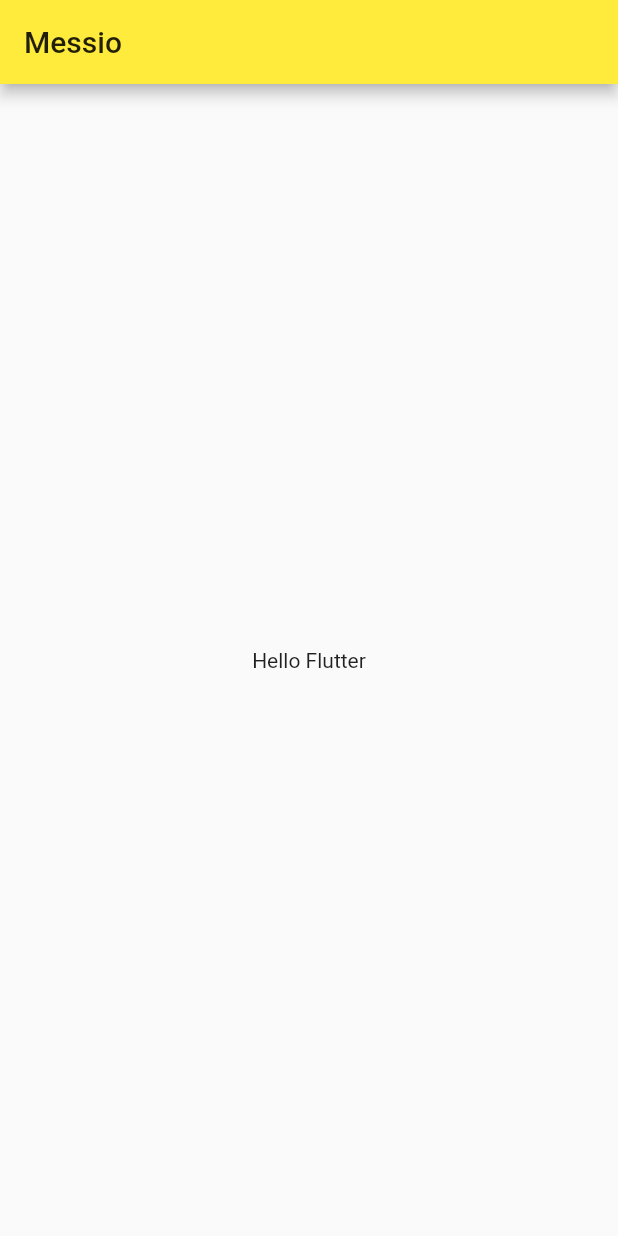
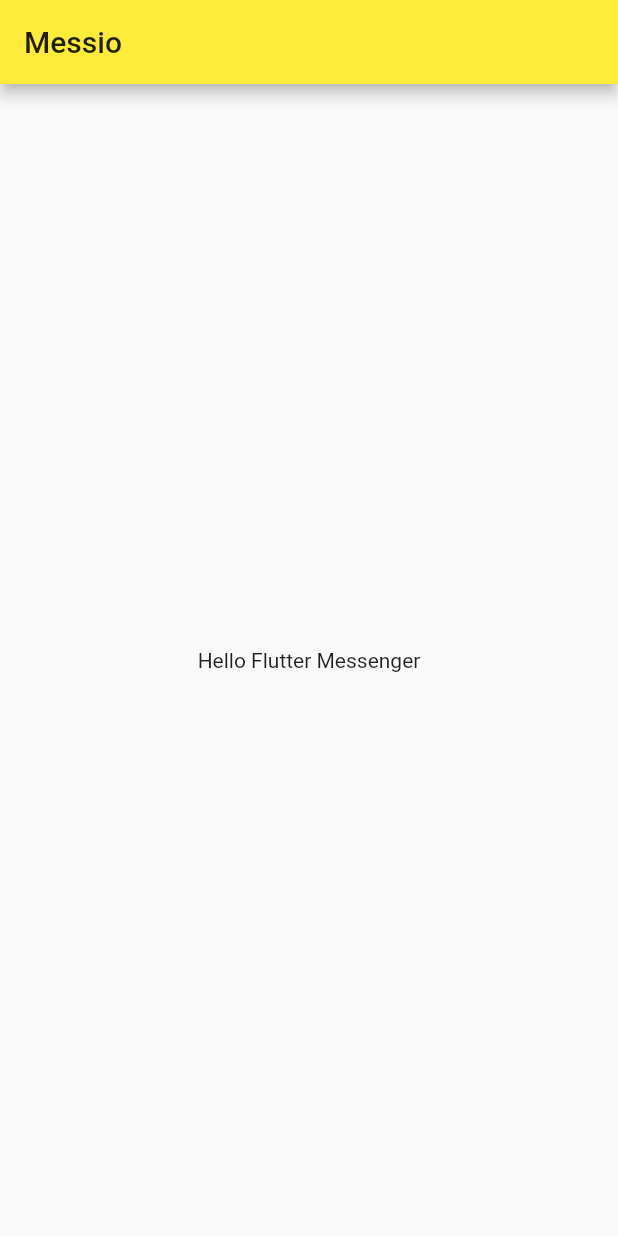
Before and after one commit to Vissonabe/Messenger, a Flutter app: the screen it shows after launch, on a phone screen of 412 x 824 dp. Run offline on Flutter 3.47's test engine with Material 2 defaults, Android fonts, the phone set to English and light mode, and no system bars.

```diff
--- a/lib/main.dart
+++ b/lib/main.dart
@@ -44,7 +44,7 @@ class _MyHomePageState extends State<MyHomePage> {
       body: Center(
         // Center is a layout widget. It takes a single child and positions it
         // in the middle of the parent.
-        child: Text('Hello Flutter'),
+        child: Text('Hello Flutter Messenger'),
       ),
     );
   }
```
